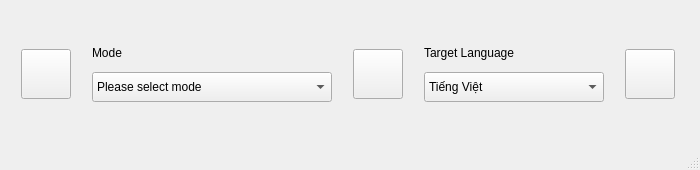
Le-Van-Long2k/translate-tool, file ui/MainWindow.ui: the form before one commit.
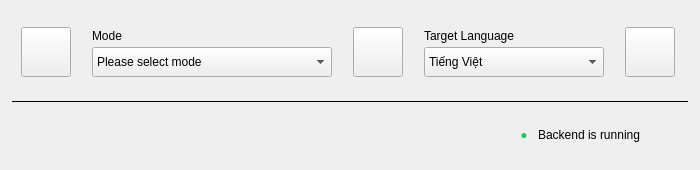
The form after the commit. Icons and pictures are not drawn.

The edit to the form file:
```diff
--- a/ui/MainWindow.ui
+++ b/ui/MainWindow.ui
@@ -11,7 +11,7 @@
    </rect>
   </property>
   <property name="sizePolicy">
-   <sizepolicy hsizetype="Expanding" vsizetype="Expanding">
+   <sizepolicy hsizetype="Fixed" vsizetype="Fixed">
     <horstretch>0</horstretch>
     <verstretch>0</verstretch>
    </sizepolicy>
@@ -33,11 +33,23 @@
   </property>
   <widget class="QWidget" name="centralwidget">
    <property name="sizePolicy">
-    <sizepolicy hsizetype="Expanding" vsizetype="Expanding">
+    <sizepolicy hsizetype="Fixed" vsizetype="Fixed">
      <horstretch>0</horstretch>
      <verstretch>0</verstretch>
     </sizepolicy>
    </property>
+   <property name="minimumSize">
+    <size>
+     <width>0</width>
+     <height>170</height>
+    </size>
+   </property>
+   <property name="maximumSize">
+    <size>
+     <width>16777215</width>
+     <height>170</height>
+    </size>
+   </property>
    <layout class="QVBoxLayout" name="verticalLayout">
     <property name="spacing">
      <number>8</number>
@@ -52,7 +64,7 @@
      <number>12</number>
     </property>
     <property name="bottomMargin">
-     <number>12</number>
+     <number>8</number>
     </property>
     <item>
      <layout class="QHBoxLayout" name="horizontalLayout">
@@ -73,12 +85,15 @@
           <height>50</height>
          </size>
         </property>
+        <property name="maximumSize">
+         <size>
+          <width>50</width>
+          <height>50</height>
+         </size>
+        </property>
         <property name="toolTip">
          <string>Settings</string>
         </property>
-        <property name="autoFillBackground">
-         <bool>false</bool>
-        </property>
         <property name="text">
          <string/>
         </property>
@@ -96,8 +111,8 @@
       </item>
       <item>
        <layout class="QVBoxLayout" name="verticalLayout_2">
-        <property name="sizeConstraint">
-         <enum>QLayout::SizeConstraint::SetNoConstraint</enum>
+        <property name="spacing">
+         <number>2</number>
         </property>
         <item>
          <widget class="QLabel" name="label">
@@ -132,7 +147,7 @@
           <property name="maximumSize">
            <size>
             <width>240</width>
-            <height>16777215</height>
+            <height>30</height>
            </size>
           </property>
           <item>
@@ -175,8 +190,8 @@
         </property>
         <property name="maximumSize">
          <size>
-          <width>16777215</width>
-          <height>16777215</height>
+          <width>50</width>
+          <height>50</height>
          </size>
         </property>
         <property name="cursor">
@@ -202,6 +217,9 @@
       </item>
       <item>
        <layout class="QVBoxLayout" name="verticalLayout_3">
+        <property name="spacing">
+         <number>2</number>
+        </property>
         <item>
          <widget class="QLabel" name="label_2">
           <property name="minimumSize">
@@ -235,7 +253,7 @@
           <property name="maximumSize">
            <size>
             <width>180</width>
-            <height>16777215</height>
+            <height>30</height>
            </size>
           </property>
           <property name="toolTip">
@@ -264,6 +282,12 @@
           <height>50</height>
          </size>
         </property>
+        <property name="maximumSize">
+         <size>
+          <width>50</width>
+          <height>50</height>
+         </size>
+        </property>
         <property name="cursor">
          <cursorShape>PointingHandCursor</cursorShape>
         </property>
@@ -287,19 +311,115 @@
       </item>
      </layout>
     </item>
+    <item>
+     <widget class="QFrame" name="frame">
+      <property name="minimumSize">
+       <size>
+        <width>0</width>
+        <height>1</height>
+       </size>
+      </property>
+      <property name="maximumSize">
+       <size>
+        <width>16777215</width>
+        <height>2</height>
+       </size>
+      </property>
+      <property name="frameShape">
+       <enum>QFrame::Shape::HLine</enum>
+      </property>
+      <property name="frameShadow">
+       <enum>QFrame::Shadow::Plain</enum>
+      </property>
+      <property name="lineWidth">
+       <number>1</number>
+      </property>
+     </widget>
+    </item>
+    <item>
+     <layout class="QHBoxLayout" name="horizontalLayout_status">
+      <property name="spacing">
+       <number>4</number>
+      </property>
+      <property name="sizeConstraint">
+       <enum>QLayout::SizeConstraint::SetFixedSize</enum>
+      </property>
+      <item>
+       <spacer name="horizontalSpacer">
+        <property name="orientation">
+         <enum>Qt::Orientation::Horizontal</enum>
+        </property>
+        <property name="sizeType">
+         <enum>QSizePolicy::Policy::Expanding</enum>
+        </property>
+        <property name="sizeHint" stdset="0">
+         <size>
+          <width>0</width>
+          <height>0</height>
+         </size>
+        </property>
+       </spacer>
+      </item>
+      <item>
+       <widget class="QLabel" name="label_indicator_backend_status">
+        <property name="sizePolicy">
+         <sizepolicy hsizetype="Fixed" vsizetype="Fixed">
+          <horstretch>0</horstretch>
+          <verstretch>0</verstretch>
+         </sizepolicy>
+        </property>
+        <property name="minimumSize">
+         <size>
+          <width>20</width>
+          <height>20</height>
+         </size>
+        </property>
+        <property name="maximumSize">
+         <size>
+          <width>20</width>
+          <height>20</height>
+         </size>
+        </property>
+        <property name="text">
+         <string>&lt;span style=&quot;color:#22c55e;&quot;&gt;●&lt;/span&gt;</string>
+        </property>
+        <property name="alignment">
+         <set>Qt::AlignmentFlag::AlignCenter</set>
+        </property>
+       </widget>
+      </item>
+      <item>
+       <widget class="QLabel" name="label_check_status_backend">
+        <property name="sizePolicy">
+         <sizepolicy hsizetype="Fixed" vsizetype="Fixed">
+          <horstretch>0</horstretch>
+          <verstretch>0</verstretch>
+         </sizepolicy>
+        </property>
+        <property name="minimumSize">
+         <size>
+          <width>150</width>
+          <height>20</height>
+         </size>
+        </property>
+        <property name="maximumSize">
+         <size>
+          <width>150</width>
+          <height>20</height>
+         </size>
+        </property>
+        <property name="text">
+         <string>Backend is running</string>
+        </property>
+        <property name="alignment">
+         <set>Qt::AlignmentFlag::AlignLeading|Qt::AlignmentFlag::AlignLeft|Qt::AlignmentFlag::AlignVCenter</set>
+        </property>
+       </widget>
+      </item>
+     </layout>
+    </item>
    </layout>
   </widget>
-  <widget class="QMenuBar" name="menubar">
-   <property name="geometry">
-    <rect>
-     <x>0</x>
-     <y>0</y>
-     <width>700</width>
-     <height>23</height>
-    </rect>
-   </property>
-  </widget>
-  <widget class="QStatusBar" name="statusbar"/>
  </widget>
  <resources/>
  <connections/>
```
Left out of the diff: 4 changed lines with no effect on the pictures.
